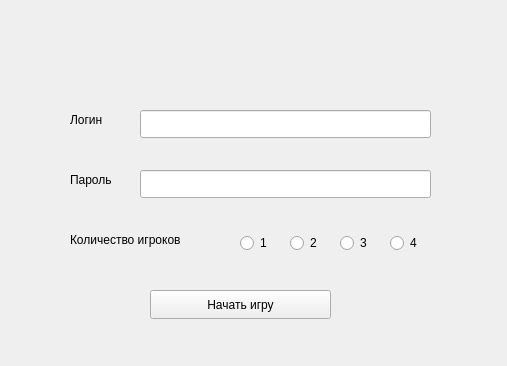
First picture: the form in newgamewindow.ui, repository Saham9tka/for_bots, before the edit.
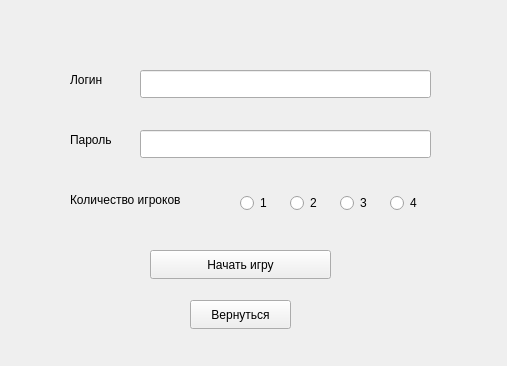
Second picture: the form after the edit.

The edit to the form file:
```diff
--- a/newgamewindow.ui
+++ b/newgamewindow.ui
@@ -17,7 +17,7 @@
    <property name="geometry">
     <rect>
      <x>140</x>
-     <y>110</y>
+     <y>70</y>
      <width>291</width>
      <height>28</height>
     </rect>
@@ -27,7 +27,7 @@
    <property name="geometry">
     <rect>
      <x>70</x>
-     <y>110</y>
+     <y>70</y>
      <width>63</width>
      <height>20</height>
     </rect>
@@ -40,7 +40,7 @@
    <property name="geometry">
     <rect>
      <x>140</x>
-     <y>170</y>
+     <y>130</y>
      <width>291</width>
      <height>28</height>
     </rect>
@@ -50,7 +50,7 @@
    <property name="geometry">
     <rect>
      <x>70</x>
-     <y>170</y>
+     <y>130</y>
      <width>63</width>
      <height>20</height>
     </rect>
@@ -63,7 +63,7 @@
    <property name="geometry">
     <rect>
      <x>150</x>
-     <y>290</y>
+     <y>250</y>
      <width>181</width>
      <height>29</height>
     </rect>
@@ -76,7 +76,7 @@
    <property name="geometry">
     <rect>
      <x>240</x>
-     <y>230</y>
+     <y>190</y>
      <width>41</width>
      <height>26</height>
     </rect>
@@ -89,7 +89,7 @@
    <property name="geometry">
     <rect>
      <x>290</x>
-     <y>230</y>
+     <y>190</y>
      <width>41</width>
      <height>26</height>
     </rect>
@@ -102,7 +102,7 @@
    <property name="geometry">
     <rect>
      <x>340</x>
-     <y>230</y>
+     <y>190</y>
      <width>41</width>
      <height>26</height>
     </rect>
@@ -115,7 +115,7 @@
    <property name="geometry">
     <rect>
      <x>390</x>
-     <y>230</y>
+     <y>190</y>
      <width>41</width>
      <height>26</height>
     </rect>
@@ -134,7 +134,7 @@
    <property name="geometry">
     <rect>
      <x>70</x>
-     <y>230</y>
+     <y>190</y>
      <width>141</width>
      <height>20</height>
     </rect>
@@ -143,6 +143,19 @@
     <string>Количество игроков</string>
    </property>
   </widget>
+  <widget class="QPushButton" name="backToMenuButton">
+   <property name="geometry">
+    <rect>
+     <x>190</x>
+     <y>300</y>
+     <width>101</width>
+     <height>29</height>
+    </rect>
+   </property>
+   <property name="text">
+    <string>Вернуться</string>
+   </property>
+  </widget>
  </widget>
  <resources/>
  <connections/>
```
